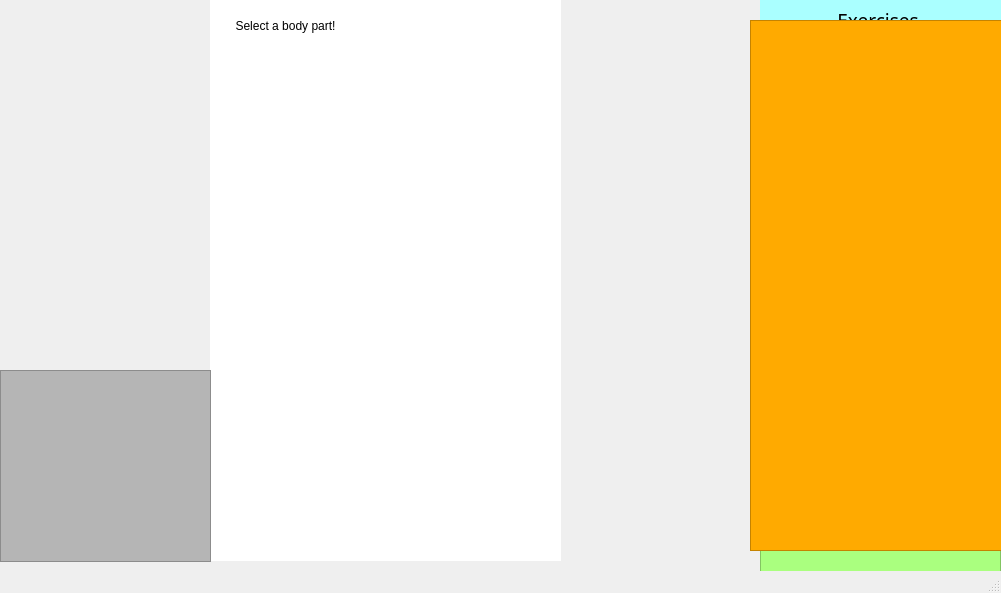
First picture: the form in mainwindow.ui, repository lebbinghaus1/Heavid, before the edit.
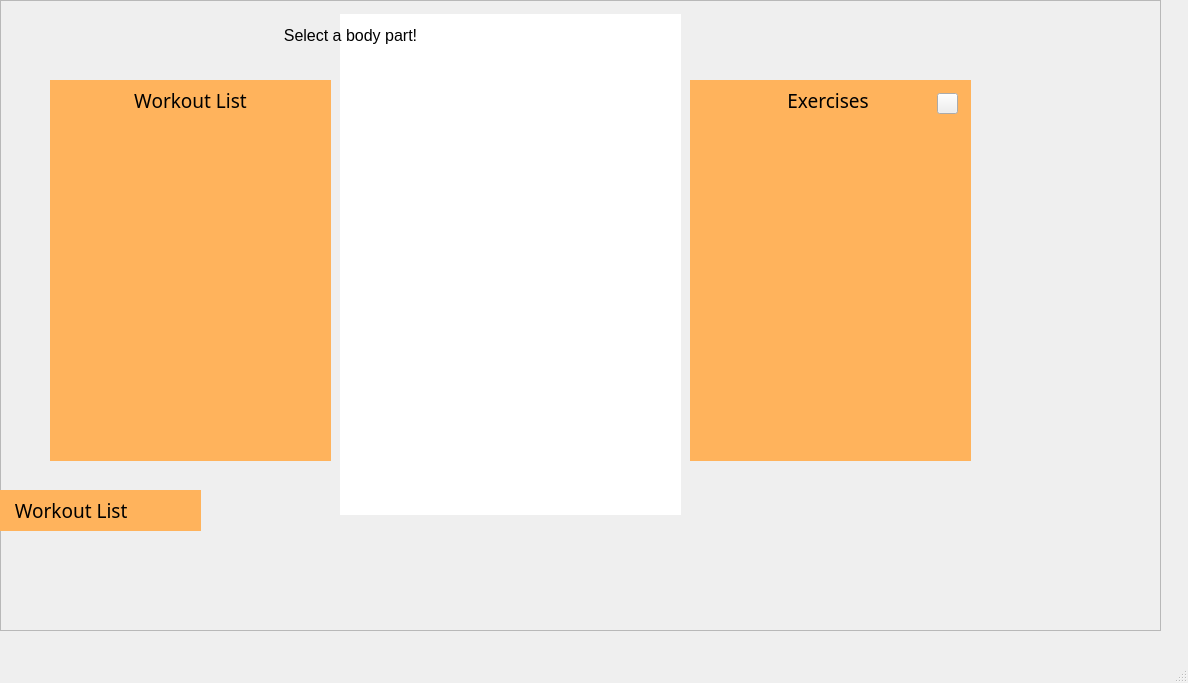
Second picture: the form after the edit. Icons and pictures are not drawn.

What changed in the file:
```diff
--- a/mainwindow.ui
+++ b/mainwindow.ui
@@ -6,49 +6,164 @@
    <rect>
     <x>0</x>
     <y>0</y>
-    <width>1001</width>
-    <height>593</height>
+    <width>1188</width>
+    <height>683</height>
    </rect>
   </property>
+  <property name="sizePolicy">
+   <sizepolicy hsizetype="Expanding" vsizetype="Expanding">
+    <horstretch>200</horstretch>
+    <verstretch>200</verstretch>
+   </sizepolicy>
+  </property>
   <property name="windowTitle">
    <string>MainWindow</string>
   </property>
   <widget class="QWidget" name="centralwidget">
-   <widget class="QListWidget" name="UpperBodyWorkoutList">
+   <property name="sizePolicy">
+    <sizepolicy hsizetype="Expanding" vsizetype="Expanding">
+     <horstretch>255</horstretch>
+     <verstretch>255</verstretch>
+    </sizepolicy>
+   </property>
+   <property name="maximumSize">
+    <size>
+     <width>5000</width>
+     <height>5000</height>
+    </size>
+   </property>
+   <widget class="QWidget" name="gridLayoutWidget">
     <property name="geometry">
      <rect>
-      <x>760</x>
-      <y>20</y>
-      <width>241</width>
-      <height>541</height>
+      <x>0</x>
+      <y>0</y>
+      <width>1161</width>
+      <height>631</height>
      </rect>
     </property>
+    <layout class="QGridLayout" name="gridLayout">
+     <property name="sizeConstraint">
+      <enum>QLayout::SetNoConstraint</enum>
+     </property>
+     <property name="spacing">
+      <number>0</number>
+     </property>
+     <item row="0" column="0">
+      <widget class="QFrame" name="frame">
+       <property name="sizePolicy">
+        <sizepolicy hsizetype="Expanding" vsizetype="Expanding">
+         <horstretch>255</horstretch>
+         <verstretch>255</verstretch>
+        </sizepolicy>
+       </property>
+       <property name="maximumSize">
+        <size>
+         <width>2000</width>
+         <height>2000</height>
+        </size>
+       </property>
+       <property name="frameShape">
+        <enum>QFrame::StyledPanel</enum>
+       </property>
+       <property name="frameShadow">
+        <enum>QFrame::Raised</enum>
+       </property>
+       <widget class="QLabel" name="backgroundImage">
+        <property name="geometry">
+         <rect>
+          <x>-50</x>
+          <y>-50</y>
+          <width>1081</width>
+          <height>581</height>
+         </rect>
+        </property>
+        <property name="sizePolicy">
+         <sizepolicy hsizetype="Ignored" vsizetype="Ignored">
+          <horstretch>255</horstretch>
+          <verstretch>255</verstretch>
+         </sizepolicy>
+        </property>
+        <property name="minimumSize">
+         <size>
+          <width>0</width>
+          <height>0</height>
+         </size>
+        </property>
+        <property name="maximumSize">
+         <size>
+          <width>5000</width>
+          <height>5000</height>
+         </size>
+        </property>
     <property name="styleSheet">
-     <string notr="true">background-color: rgb(170, 255, 255);
+         <string notr="true">border-image: url(:/resources/img/Orange and White Modern Teamwork Keynote Presentation.png);</string>
+        </property>
+        <property name="text">
+         <string/>
+        </property>
+        <property name="scaledContents">
+         <bool>false</bool>
+        </property>
+       </widget>
+       <widget class="QLabel" name="bodydiagram">
+        <property name="geometry">
+         <rect>
+          <x>340</x>
+          <y>14</y>
+          <width>341</width>
+          <height>501</height>
+         </rect>
+        </property>
+        <property name="sizePolicy">
+         <sizepolicy hsizetype="Preferred" vsizetype="Preferred">
+          <horstretch>0</horstretch>
+          <verstretch>0</verstretch>
+         </sizepolicy>
+        </property>
+        <property name="styleSheet">
+         <string notr="true">image: url(:/resources/img/human_diagram_front.jpg);
+background-color: rgb(255, 255, 255);</string>
+        </property>
+        <property name="text">
+         <string/>
+        </property>
+       </widget>
+       <widget class="QPushButton" name="LowerBodyButton">
+        <property name="enabled">
+         <bool>true</bool>
+        </property>
+        <property name="geometry">
+         <rect>
+          <x>462</x>
+          <y>226</y>
+          <width>94</width>
+          <height>289</height>
+         </rect>
+        </property>
+        <property name="styleSheet">
+         <string notr="true">#LowerBodyButton {
 
+}
+
+#LowerBodyButton:pressed{
+	border-image: url(:/resources/img/human_diagram_lowerbody.jpg);
+}
 </string>
     </property>
-    <property name="lineWidth">
-     <number>1</number>
-    </property>
-    <item>
      <property name="text">
-      <string>push ups</string>
-     </property>
-    </item>
-    <item>
-     <property name="text">
-      <string>pull ups</string>
-     </property>
-    </item>
+         <string/>
+        </property>
+        <property name="flat">
+         <bool>true</bool>
+        </property>
    </widget>
    <widget class="QPushButton" name="CoreButton">
     <property name="geometry">
      <rect>
-      <x>333</x>
-      <y>137</y>
-      <width>102</width>
-      <height>131</height>
+          <x>464</x>
+          <y>136</y>
+          <width>91</width>
+          <height>117</height>
      </rect>
     </property>
     <property name="styleSheet">
@@ -79,10 +194,10 @@
    <widget class="QPushButton" name="RightArmButton">
     <property name="geometry">
      <rect>
-      <x>239</x>
-      <y>96</y>
-      <width>98</width>
-      <height>211</height>
+          <x>380</x>
+          <y>100</y>
+          <width>88</width>
+          <height>188</height>
      </rect>
     </property>
     <property name="palette">
@@ -204,137 +319,21 @@
      <bool>true</bool>
     </property>
    </widget>
-   <widget class="QPushButton" name="LowerBodyButton">
-    <property name="enabled">
-     <bool>true</bool>
-    </property>
-    <property name="geometry">
-     <rect>
-      <x>330</x>
-      <y>237</y>
-      <width>106</width>
-      <height>324</height>
-     </rect>
-    </property>
-    <property name="styleSheet">
-     <string notr="true">#LowerBodyButton {
-
-}
-
-#LowerBodyButton:pressed{
-	border-image: url(:/resources/img/human_diagram_lowerbody.jpg);
-}
-</string>
-    </property>
-    <property name="text">
-     <string/>
-    </property>
-    <property name="flat">
-     <bool>true</bool>
-    </property>
-   </widget>
-   <widget class="QLabel" name="label">
-    <property name="geometry">
-     <rect>
-      <x>210</x>
-      <y>0</y>
-      <width>351</width>
-      <height>561</height>
-     </rect>
-    </property>
-    <property name="sizePolicy">
-     <sizepolicy hsizetype="Preferred" vsizetype="Preferred">
-      <horstretch>0</horstretch>
-      <verstretch>0</verstretch>
-     </sizepolicy>
-    </property>
-    <property name="styleSheet">
-     <string notr="true">image: url(:/resources/img/human_diagram_front.jpg);
-background-color: rgb(255, 255, 255);</string>
-    </property>
-    <property name="text">
-     <string/>
-    </property>
-   </widget>
-   <widget class="QPushButton" name="LeftArmButton">
-    <property name="geometry">
-     <rect>
-      <x>430</x>
-      <y>94</y>
-      <width>101</width>
-      <height>214</height>
-     </rect>
-    </property>
-    <property name="styleSheet">
-     <string notr="true">#LeftArmButton {
-background-color: transparent;
-
-}
-
-#LeftArmButton:pressed{
-	
-	border-image: url(:/resources/img/human_diagram_leftArm.jpg);
-}
-</string>
-    </property>
-    <property name="text">
-     <string/>
-    </property>
-    <property name="flat">
-     <bool>true</bool>
-    </property>
-   </widget>
-   <widget class="QListWidget" name="listWidget_2">
-    <property name="geometry">
-     <rect>
-      <x>0</x>
-      <y>370</y>
-      <width>211</width>
-      <height>192</height>
-     </rect>
-    </property>
-    <property name="styleSheet">
-     <string notr="true">background-color: rgb(181, 181, 181);</string>
-    </property>
-   </widget>
-   <widget class="QLabel" name="ExercisesLabel">
-    <property name="geometry">
-     <rect>
-      <x>760</x>
-      <y>0</y>
-      <width>241</width>
-      <height>41</height>
-     </rect>
-    </property>
-    <property name="font">
-     <font>
-      <family>BIZ UDPGothic</family>
-      <pointsize>14</pointsize>
-      <weight>9</weight>
-      <italic>false</italic>
-      <bold>false</bold>
-     </font>
-    </property>
-    <property name="styleSheet">
-     <string notr="true">background-color: rgb(170, 255, 255);
-font: 75 14pt &quot;BIZ UDPGothic&quot;;</string>
-    </property>
-    <property name="text">
-     <string>Exercises </string>
-    </property>
-    <property name="alignment">
-     <set>Qt::AlignCenter</set>
-    </property>
-   </widget>
    <widget class="QPushButton" name="ChestButton">
     <property name="geometry">
      <rect>
-      <x>331</x>
-      <y>61</y>
-      <width>107</width>
-      <height>90</height>
-     </rect>
-    </property>
+          <x>462</x>
+          <y>69</y>
+          <width>96</width>
+          <height>80</height>
+         </rect>
+        </property>
+        <property name="sizePolicy">
+         <sizepolicy hsizetype="Expanding" vsizetype="Expanding">
+          <horstretch>255</horstretch>
+          <verstretch>255</verstretch>
+         </sizepolicy>
+        </property>
     <property name="styleSheet">
      <string notr="true">#ChestButton {
 background-color: transparent;
@@ -353,15 +352,48 @@
      <bool>true</bool>
     </property>
    </widget>
+       <widget class="QPushButton" name="LeftArmButton">
+        <property name="geometry">
+         <rect>
+          <x>551</x>
+          <y>98</y>
+          <width>90</width>
+          <height>191</height>
+         </rect>
+        </property>
+        <property name="styleSheet">
+         <string notr="true">#LeftArmButton {
+background-color: transparent;
+
+}
+
+#LeftArmButton:pressed{
+	
+	border-image: url(:/resources/img/human_diagram_leftArm.jpg);
+}
+</string>
+        </property>
+        <property name="text">
+         <string/>
+        </property>
+        <property name="flat">
+         <bool>true</bool>
+        </property>
+       </widget>
    <widget class="QLabel" name="label_2">
     <property name="geometry">
      <rect>
-      <x>220</x>
-      <y>10</y>
-      <width>131</width>
+          <x>260</x>
+          <y>20</y>
+          <width>181</width>
       <height>31</height>
      </rect>
     </property>
+        <property name="font">
+         <font>
+          <pointsize>12</pointsize>
+         </font>
+        </property>
     <property name="text">
      <string>Select a body part!</string>
     </property>
@@ -369,61 +401,271 @@
      <set>Qt::AlignCenter</set>
     </property>
    </widget>
+       <widget class="QPushButton" name="hideExerciseListButton">
+        <property name="geometry">
+         <rect>
+          <x>700</x>
+          <y>90</y>
+          <width>28</width>
+          <height>28</height>
+         </rect>
+        </property>
+        <property name="styleSheet">
+         <string notr="true">background-image: url(:/resources/img/icons8-minimize-window-24.png);
+background-color: rgb(255, 170, 0);</string>
+        </property>
+        <property name="text">
+         <string/>
+        </property>
+        <property name="flat">
+         <bool>true</bool>
+        </property>
+       </widget>
+       <widget class="QListWidget" name="UpperBodyWorkoutList">
+        <property name="geometry">
+         <rect>
+          <x>690</x>
+          <y>120</y>
+          <width>281</width>
+          <height>341</height>
+         </rect>
+        </property>
+        <property name="styleSheet">
+         <string notr="true">background-color: rgb(255, 179, 92);
+
+
+</string>
+        </property>
+        <property name="frameShape">
+         <enum>QFrame::NoFrame</enum>
+        </property>
+        <property name="lineWidth">
+         <number>1</number>
+        </property>
+        <item>
+         <property name="text">
+          <string>push ups</string>
+         </property>
+        </item>
+        <item>
+         <property name="text">
+          <string>pull ups</string>
+         </property>
+        </item>
+       </widget>
    <widget class="QListWidget" name="LowerBodyWorkoutList">
     <property name="geometry">
      <rect>
-      <x>760</x>
-      <y>20</y>
-      <width>241</width>
-      <height>581</height>
+          <x>690</x>
+          <y>120</y>
+          <width>281</width>
+          <height>341</height>
      </rect>
     </property>
     <property name="styleSheet">
-     <string notr="true">background-color: rgb(170, 255, 127);</string>
+         <string notr="true">background-color: rgb(255, 179, 92);
+
+</string>
+        </property>
+        <property name="frameShape">
+         <enum>QFrame::NoFrame</enum>
+        </property>
+       </widget>
+       <widget class="QLabel" name="ExercisesLabel">
+        <property name="geometry">
+         <rect>
+          <x>690</x>
+          <y>80</y>
+          <width>281</width>
+          <height>41</height>
+         </rect>
+        </property>
+        <property name="font">
+         <font>
+          <family>BIZ UDPGothic</family>
+          <pointsize>14</pointsize>
+          <weight>9</weight>
+          <italic>false</italic>
+          <bold>false</bold>
+         </font>
+        </property>
+        <property name="styleSheet">
+         <string notr="true">
+background-color: rgb(255, 179, 92);
+font: 75 14pt &quot;BIZ UDPGothic&quot;;</string>
+        </property>
+        <property name="text">
+         <string>Exercises </string>
+        </property>
+        <property name="alignment">
+         <set>Qt::AlignCenter</set>
     </property>
    </widget>
    <widget class="QListWidget" name="CoreWorkoutList">
     <property name="geometry">
      <rect>
-      <x>750</x>
-      <y>20</y>
-      <width>256</width>
-      <height>531</height>
+          <x>690</x>
+          <y>120</y>
+          <width>281</width>
+          <height>341</height>
      </rect>
     </property>
     <property name="styleSheet">
-     <string notr="true">background-color: rgb(255, 170, 0);</string>
-    </property>
-   </widget>
-   <widget class="QLabel" name="backgroundImage">
+         <string notr="true">background-color: rgb(255, 179, 92);
+</string>
+        </property>
+        <property name="frameShape">
+         <enum>QFrame::NoFrame</enum>
+        </property>
+       </widget>
+       <widget class="QListWidget" name="workoutPlanList">
     <property name="geometry">
      <rect>
+          <x>50</x>
+          <y>120</y>
+          <width>281</width>
+          <height>341</height>
+         </rect>
+        </property>
+        <property name="styleSheet">
+         <string notr="true">
+background-color: rgb(255, 179, 92);</string>
+        </property>
+        <property name="frameShape">
+         <enum>QFrame::NoFrame</enum>
+        </property>
+       </widget>
+       <widget class="QLabel" name="WorkoutListLabel">
+        <property name="geometry">
+         <rect>
+          <x>50</x>
+          <y>80</y>
+          <width>281</width>
+          <height>41</height>
+         </rect>
+        </property>
+        <property name="font">
+         <font>
+          <family>BIZ UDPGothic</family>
+          <pointsize>14</pointsize>
+          <weight>9</weight>
+          <italic>false</italic>
+          <bold>false</bold>
+         </font>
+        </property>
+        <property name="styleSheet">
+         <string notr="true">
+background-color: rgb(255, 179, 92);
+font: 75 14pt &quot;BIZ UDPGothic&quot;;</string>
+        </property>
+        <property name="text">
+         <string>Workout List</string>
+        </property>
+        <property name="alignment">
+         <set>Qt::AlignCenter</set>
+        </property>
+       </widget>
+       <widget class="QPushButton" name="hideWorkoutListButton">
+        <property name="geometry">
+         <rect>
+          <x>60</x>
+          <y>90</y>
+          <width>28</width>
+          <height>28</height>
+         </rect>
+        </property>
+        <property name="styleSheet">
+         <string notr="true">background-image: url(:/resources/img/icons8-minimize-window-24.png);
+background-color: rgb(255, 170, 0);</string>
+        </property>
+        <property name="text">
+         <string/>
+        </property>
+        <property name="flat">
+         <bool>true</bool>
+        </property>
+       </widget>
+       <widget class="QPushButton" name="showWorkoutListButton">
+        <property name="geometry">
+         <rect>
       <x>0</x>
-      <y>0</y>
-      <width>1001</width>
-      <height>551</height>
-     </rect>
-    </property>
-    <property name="sizePolicy">
-     <sizepolicy hsizetype="Preferred" vsizetype="Preferred">
-      <horstretch>0</horstretch>
-      <verstretch>0</verstretch>
-     </sizepolicy>
-    </property>
-    <property name="minimumSize">
-     <size>
-      <width>0</width>
-      <height>551</height>
-     </size>
-    </property>
-    <property name="maximumSize">
-     <size>
-      <width>1611</width>
-      <height>551</height>
-     </size>
-    </property>
+          <y>490</y>
+          <width>201</width>
+          <height>41</height>
+         </rect>
+        </property>
+        <property name="autoFillBackground">
+         <bool>false</bool>
+        </property>
+        <property name="styleSheet">
+         <string notr="true">background-color: rgb(255, 179, 92);</string>
+        </property>
+        <property name="text">
+         <string/>
+        </property>
+        <property name="flat">
+         <bool>true</bool>
+        </property>
+       </widget>
+       <widget class="QLabel" name="workoutPlanTabIcon">
+        <property name="geometry">
+         <rect>
+          <x>168</x>
+          <y>502</y>
+          <width>21</width>
+          <height>20</height>
+         </rect>
+        </property>
     <property name="styleSheet">
-     <string notr="true">border-image: url(:/resources/img/Orange and White Modern Teamwork Keynote Presentation.png);</string>
+         <string notr="true">border-image: url(:/resources/img/icons8-add-list-26.png);
+background-color: rgb(255, 179, 92);</string>
+        </property>
+        <property name="text">
+         <string/>
+        </property>
+       </widget>
+       <widget class="QLabel" name="WorkoutListTab">
+        <property name="geometry">
+         <rect>
+          <x>0</x>
+          <y>490</y>
+          <width>201</width>
+          <height>41</height>
+         </rect>
+        </property>
+        <property name="font">
+         <font>
+          <family>BIZ UDPGothic</family>
+          <pointsize>14</pointsize>
+          <weight>9</weight>
+          <italic>false</italic>
+          <bold>false</bold>
+         </font>
+        </property>
+        <property name="styleSheet">
+         <string notr="true">
+background-color: rgb(255, 179, 92);
+font: 75 14pt &quot;BIZ UDPGothic&quot;;</string>
+        </property>
+        <property name="text">
+         <string>   Workout List</string>
+        </property>
+        <property name="alignment">
+         <set>Qt::AlignLeading|Qt::AlignLeft|Qt::AlignVCenter</set>
+        </property>
+       </widget>
+       <widget class="QPushButton" name="filterButton">
+        <property name="geometry">
+         <rect>
+          <x>937</x>
+          <y>93</y>
+          <width>21</width>
+          <height>21</height>
+         </rect>
+        </property>
+        <property name="styleSheet">
+         <string notr="true">border-image: url(:/resources/img/icons8-filter-24.png);
+</string>
     </property>
     <property name="text">
      <string/>
@@ -442,6 +684,18 @@
    <zorder>label_2</zorder>
    <zorder>LowerBodyWorkoutList</zorder>
    <zorder>CoreWorkoutList</zorder>
+       <zorder>workoutPlanList</zorder>
+       <zorder>hideExerciseListButton</zorder>
+       <zorder>WorkoutListLabel</zorder>
+       <zorder>hideWorkoutListButton</zorder>
+       <zorder>WorkoutListTab</zorder>
+       <zorder>workoutPlanTabIcon</zorder>
+       <zorder>showWorkoutListButton</zorder>
+       <zorder>filterButton</zorder>
+      </widget>
+     </item>
+    </layout>
+   </widget>
   </widget>
   <widget class="QMenuBar" name="menubar">
    <property name="geometry">
```
Left out of the diff: 563 changed lines with no effect on the pictures. Lines whose indentation alone changed are shown as unchanged.
